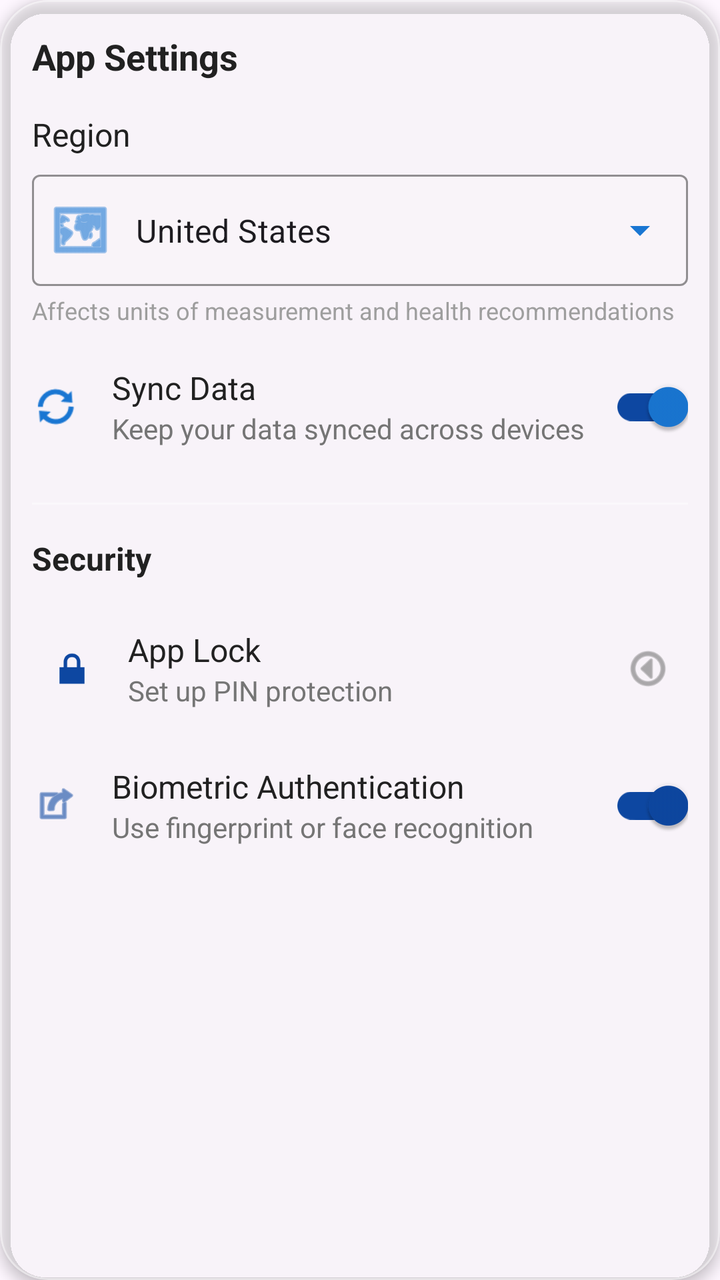
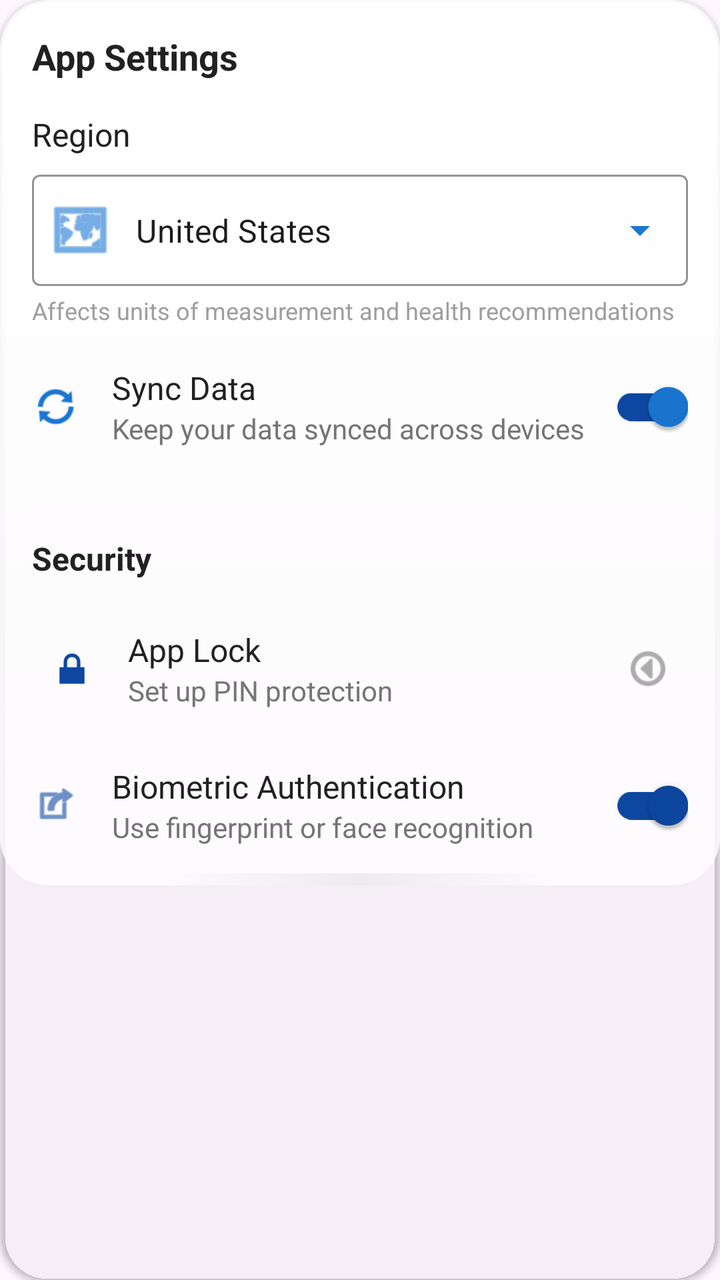

The first picture is an Android layout as it rendered before a commit; the second is the same layout after the commit. The layout source and the unified diff follow.
<!-- AndroidManifest.xml: application theme Theme.Health_Assistant -->
<!-- res/layout/card_app_settings.xml -->
<?xml version="1.0" encoding="utf-8"?>
<com.google.android.material.card.MaterialCardView xmlns:android="http://schemas.android.com/apk/res/android"
    xmlns:app="http://schemas.android.com/apk/res-auto"
    android:id="@+id/app_settings_card"
    android:layout_width="match_parent"
    android:layout_height="wrap_content"
    android:layout_margin="@dimen/content_padding_medium"
    app:cardBackgroundColor="@color/glassBg"
    app:cardCornerRadius="@dimen/corner_radius_large"
    app:cardElevation="@dimen/card_elevation_medium"
    app:strokeColor="@color/glassHighlight"
    app:strokeWidth="1dp">

    <LinearLayout
        android:layout_width="match_parent"
        android:layout_height="wrap_content"
        android:orientation="vertical"
        android:padding="@dimen/content_padding_medium">

        
        <TextView
            android:layout_width="match_parent"
            android:layout_height="wrap_content"
            android:layout_marginBottom="@dimen/content_padding_medium"
            android:text="@string/app_settings"
            android:textColor="@color/textPrimary"
            android:textSize="18sp"
            android:textStyle="bold" />

        
        <LinearLayout
            android:layout_width="match_parent"
            android:layout_height="wrap_content"
            android:layout_marginBottom="@dimen/content_padding_medium"
            android:orientation="vertical">

            <TextView
                android:layout_width="match_parent"
                android:layout_height="wrap_content"
                android:text="Region"
                android:textColor="@color/textPrimary"
                android:textSize="16sp" />

            <com.google.android.material.textfield.TextInputLayout
                android:id="@+id/region_dropdown_layout"
                style="@style/Widget.MaterialComponents.TextInputLayout.OutlinedBox.ExposedDropdownMenu"
                android:layout_width="match_parent"
                android:layout_height="wrap_content"
                android:layout_marginTop="4dp"
                app:boxBackgroundColor="#10FFFFFF"
                app:boxStrokeColor="@color/colorPrimaryGradientStart"
                app:endIconTint="@color/colorPrimaryGradientStart"
                app:startIconDrawable="@android:drawable/ic_menu_mapmode"
                app:startIconTint="@color/colorPrimaryGradientStart">

                <AutoCompleteTextView
                    android:id="@+id/region_dropdown"
                    android:layout_width="match_parent"
                    android:layout_height="wrap_content"
                    android:inputType="none"
                    android:text="United States" />
            </com.google.android.material.textfield.TextInputLayout>

            <TextView
                android:layout_width="match_parent"
                android:layout_height="wrap_content"
                android:layout_marginTop="4dp"
                android:text="Affects units of measurement and health recommendations"
                android:textColor="@color/textTertiary"
                android:textSize="12sp" />
        </LinearLayout>

        
        <LinearLayout
            android:layout_width="match_parent"
            android:layout_height="wrap_content"
            android:layout_marginBottom="@dimen/content_padding_medium"
            android:gravity="center_vertical"
            android:orientation="horizontal">

            <ImageView
                android:layout_width="24dp"
                android:layout_height="24dp"
                android:layout_marginEnd="@dimen/content_padding_medium"
                android:src="@android:drawable/ic_popup_sync"
                app:tint="@color/colorPrimaryGradientStart" />

            <LinearLayout
                android:layout_width="0dp"
                android:layout_height="wrap_content"
                android:layout_weight="1"
                android:orientation="vertical">

                <TextView
                    android:layout_width="match_parent"
                    android:layout_height="wrap_content"
                    android:text="Sync Data"
                    android:textColor="@color/textPrimary"
                    android:textSize="16sp" />

                <TextView
                    android:layout_width="match_parent"
                    android:layout_height="wrap_content"
                    android:text="Keep your data synced across devices"
                    android:textColor="@color/textSecondary"
                    android:textSize="14sp" />
            </LinearLayout>

            <com.google.android.material.switchmaterial.SwitchMaterial
                android:id="@+id/data_sync_switch"
                android:layout_width="wrap_content"
                android:layout_height="wrap_content"
                android:checked="true"
                app:thumbTint="@color/colorPrimaryGradientStart"
                app:trackTint="@color/colorPrimaryGradientEnd" />
        </LinearLayout>

        <View
            android:layout_width="match_parent"
            android:layout_height="1dp"
            android:layout_marginTop="@dimen/content_padding_small"
            android:layout_marginBottom="@dimen/content_padding_medium"
            android:background="@color/glassHighlight" />

        
        <TextView
            android:layout_width="match_parent"
            android:layout_height="wrap_content"
            android:layout_marginBottom="@dimen/content_padding_medium"
            android:text="Security"
            android:textColor="@color/textPrimary"
            android:textSize="16sp"
            android:textStyle="bold" />

        
        <LinearLayout
            android:id="@+id/app_lock_container"
            android:layout_width="match_parent"
            android:layout_height="wrap_content"
            android:layout_marginBottom="@dimen/content_padding_medium"
            android:background="?attr/selectableItemBackground"
            android:clickable="true"
            android:focusable="true"
            android:gravity="center_vertical"
            android:orientation="horizontal"
            android:padding="@dimen/content_padding_small">

            <ImageView
                android:layout_width="24dp"
                android:layout_height="24dp"
                android:layout_marginEnd="@dimen/content_padding_medium"
                android:src="@android:drawable/ic_lock_lock"
                app:tint="@color/colorPrimaryGradientEnd" />

            <LinearLayout
                android:layout_width="0dp"
                android:layout_height="wrap_content"
                android:layout_weight="1"
                android:orientation="vertical">

                <TextView
                    android:layout_width="match_parent"
                    android:layout_height="wrap_content"
                    android:text="App Lock"
                    android:textColor="@color/textPrimary"
                    android:textSize="16sp" />

                <TextView
                    android:id="@+id/app_lock_status"
                    android:layout_width="match_parent"
                    android:layout_height="wrap_content"
                    android:text="Set up PIN protection"
                    android:textColor="@color/textSecondary"
                    android:textSize="14sp" />
            </LinearLayout>

            <ImageView
                android:layout_width="24dp"
                android:layout_height="24dp"
                android:src="@android:drawable/ic_menu_more"
                android:rotation="90"
                app:tint="@color/textSecondary" />
        </LinearLayout>

        
        <LinearLayout
            android:layout_width="match_parent"
            android:layout_height="wrap_content"
            android:gravity="center_vertical"
            android:orientation="horizontal">

            <ImageView
                android:layout_width="24dp"
                android:layout_height="24dp"
                android:layout_marginEnd="@dimen/content_padding_medium"
                android:src="@android:drawable/ic_menu_set_as"
                app:tint="@color/colorPrimaryGradientEnd" />

            <LinearLayout
                android:layout_width="0dp"
                android:layout_height="wrap_content"
                android:layout_weight="1"
                android:orientation="vertical">

                <TextView
                    android:layout_width="match_parent"
                    android:layout_height="wrap_content"
                    android:text="Biometric Authentication"
                    android:textColor="@color/textPrimary"
                    android:textSize="16sp" />

                <TextView
                    android:layout_width="match_parent"
                    android:layout_height="wrap_content"
                    android:text="Use fingerprint or face recognition"
                    android:textColor="@color/textSecondary"
                    android:textSize="14sp" />
            </LinearLayout>

            <com.google.android.material.switchmaterial.SwitchMaterial
                android:id="@+id/biometric_auth_switch"
                android:layout_width="wrap_content"
                android:layout_height="wrap_content"
                android:checked="true"
                app:thumbTint="@color/colorPrimaryGradientEnd"
                app:trackTint="@color/colorPrimaryGradientEnd" />
        </LinearLayout>
    </LinearLayout>
</com.google.android.material.card.MaterialCardView>
<!-- resources referenced by this layout -->
<resources>
  <color name="colorPrimaryGradientEnd">#0D47A1</color>
  <color name="colorPrimaryGradientStart">#1976D2</color>
  <color name="glassBg">#40FFFFFF</color>
  <color name="glassHighlight">#60FFFFFF</color>
  <color name="textPrimary">#212121</color>
  <color name="textSecondary">#757575</color>
  <color name="textTertiary">#9E9E9E</color>
  <dimen name="card_elevation_medium">4dp</dimen>
  <dimen name="content_padding_medium">16dp</dimen>
  <dimen name="content_padding_small">8dp</dimen>
  <dimen name="corner_radius_large">24dp</dimen>
  <string name="app_settings">App Settings</string>
  <style name="Theme.Health_Assistant" parent="Base.Theme.Health_Assistant" />
  <style name="Base.Theme.Health_Assistant" parent="Theme.Material3.DayNight.NoActionBar">
          
          
      </style>
</resources>

<!-- the commit's change to res/layout/card_app_settings.xml (unified diff, before → after) -->
@@ -1,229 +1,231 @@
 <?xml version="1.0" encoding="utf-8"?>
-<com.google.android.material.card.MaterialCardView xmlns:android="http://schemas.android.com/apk/res/android"
+<androidx.cardview.widget.CardView xmlns:android="http://schemas.android.com/apk/res/android"
     xmlns:app="http://schemas.android.com/apk/res-auto"
     android:id="@+id/app_settings_card"
     android:layout_width="match_parent"
     android:layout_height="wrap_content"
     android:layout_margin="@dimen/content_padding_medium"
-    app:cardBackgroundColor="@color/glassBg"
+    app:cardBackgroundColor="@android:color/transparent"
     app:cardCornerRadius="@dimen/corner_radius_large"
-    app:cardElevation="@dimen/card_elevation_medium"
-    app:strokeColor="@color/glassHighlight"
-    app:strokeWidth="1dp">
-
-    <LinearLayout
+    app:cardElevation="@dimen/card_elevation_small">
+
+    <FrameLayout
         android:layout_width="match_parent"
         android:layout_height="wrap_content"
-        android:orientation="vertical"
-        android:padding="@dimen/content_padding_medium">
-
-        
-        <TextView
-            android:layout_width="match_parent"
-            android:layout_height="wrap_content"
-            android:layout_marginBottom="@dimen/content_padding_medium"
-            android:text="@string/app_settings"
-            android:textColor="@color/textPrimary"
-            android:textSize="18sp"
-            android:textStyle="bold" />
-
-        
+        android:background="@drawable/glassmorphism_card_background">
+
         <LinearLayout
             android:layout_width="match_parent"
             android:layout_height="wrap_content"
-            android:layout_marginBottom="@dimen/content_padding_medium"
-            android:orientation="vertical">
-
+            android:orientation="vertical"
+            android:padding="@dimen/content_padding_medium">
+
+            
             <TextView
                 android:layout_width="match_parent"
                 android:layout_height="wrap_content"
-                android:text="Region"
-                android:textColor="@color/textPrimary"
-                android:textSize="16sp" />
-
-            <com.google.android.material.textfield.TextInputLayout
-                android:id="@+id/region_dropdown_layout"
-                style="@style/Widget.MaterialComponents.TextInputLayout.OutlinedBox.ExposedDropdownMenu"
-                android:layout_width="match_parent"
-                android:layout_height="wrap_content"
-                android:layout_marginTop="4dp"
-                app:boxBackgroundColor="#10FFFFFF"
-                app:boxStrokeColor="@color/colorPrimaryGradientStart"
-                app:endIconTint="@color/colorPrimaryGradientStart"
-                app:startIconDrawable="@android:drawable/ic_menu_mapmode"
-                app:startIconTint="@color/colorPrimaryGradientStart">
-
-                <AutoCompleteTextView
-                    android:id="@+id/region_dropdown"
-                    android:layout_width="match_parent"
-                    android:layout_height="wrap_content"
-                    android:inputType="none"
-                    android:text="United States" />
-            </com.google.android.material.textfield.TextInputLayout>
-
-            <TextView
-                android:layout_width="match_parent"
-                android:layout_height="wrap_content"
-                android:layout_marginTop="4dp"
-                android:text="Affects units of measurement and health recommendations"
-                android:textColor="@color/textTertiary"
-                android:textSize="12sp" />
-        </LinearLayout>
-
-        
-        <LinearLayout
-            android:layout_width="match_parent"
-            android:layout_height="wrap_content"
-            android:layout_marginBottom="@dimen/content_padding_medium"
-            android:gravity="center_vertical"
-            android:orientation="horizontal">
-
-            <ImageView
-                android:layout_width="24dp"
-                android:layout_height="24dp"
-                android:layout_marginEnd="@dimen/content_padding_medium"
-                android:src="@android:drawable/ic_popup_sync"
-                app:tint="@color/colorPrimaryGradientStart" />
-
-            <LinearLayout
-                android:layout_width="0dp"
-                android:layout_height="wrap_content"
-                android:layout_weight="1"
+                android:layout_marginBottom="@dimen/content_padding_medium"
+                android:text="@string/app_settings"
+                style="@style/TextAppearance.HealthAssistant.SectionTitle" />
+
+            
+            <LinearLayout
+                android:layout_width="match_parent"
+                android:layout_height="wrap_content"
+                android:layout_marginBottom="@dimen/content_padding_medium"
                 android:orientation="vertical">
 
                 <TextView
                     android:layout_width="match_parent"
                     android:layout_height="wrap_content"
-                    android:text="Sync Data"
+                    android:text="Region"
                     android:textColor="@color/textPrimary"
                     android:textSize="16sp" />
 
+                <com.google.android.material.textfield.TextInputLayout
+                    android:id="@+id/region_dropdown_layout"
+                    style="@style/Widget.MaterialComponents.TextInputLayout.OutlinedBox.ExposedDropdownMenu"
+                    android:layout_width="match_parent"
+                    android:layout_height="wrap_content"
+                    android:layout_marginTop="4dp"
+                    app:boxBackgroundColor="#10FFFFFF"
+                    app:boxStrokeColor="@color/colorPrimaryGradientStart"
+                    app:endIconTint="@color/colorPrimaryGradientStart"
+                    app:startIconDrawable="@android:drawable/ic_menu_mapmode"
+                    app:startIconTint="@color/colorPrimaryGradientStart">
+
+                    <AutoCompleteTextView
+                        android:id="@+id/region_dropdown"
+                        android:layout_width="match_parent"
+                        android:layout_height="wrap_content"
+                        android:inputType="none"
+                        android:text="United States" />
+                </com.google.android.material.textfield.TextInputLayout>
+
                 <TextView
                     android:layout_width="match_parent"
                     android:layout_height="wrap_content"
-                    android:text="Keep your data synced across devices"
-                    android:textColor="@color/textSecondary"
-                    android:textSize="14sp" />
-            </LinearLayout>
-
-            <com.google.android.material.switchmaterial.SwitchMaterial
-                android:id="@+id/data_sync_switch"
-                android:layout_width="wrap_content"
-                android:layout_height="wrap_content"
-                android:checked="true"
-                app:thumbTint="@color/colorPrimaryGradientStart"
-                app:trackTint="@color/colorPrimaryGradientEnd" />
+                    android:layout_marginTop="4dp"
+                    android:text="Affects units of measurement and health recommendations"
+                    android:textColor="@color/textTertiary"
+                    android:textSize="12sp" />
+            </LinearLayout>
+
+            
+            <LinearLayout
+                android:layout_width="match_parent"
+                android:layout_height="wrap_content"
+                android:layout_marginBottom="@dimen/content_padding_medium"
+                android:gravity="center_vertical"
+                android:orientation="horizontal">
+
+                <ImageView
+                    android:layout_width="24dp"
+                    android:layout_height="24dp"
+                    android:layout_marginEnd="@dimen/content_padding_medium"
+                    android:src="@android:drawable/ic_popup_sync"
+                    app:tint="@color/colorPrimaryGradientStart" />
+
+                <LinearLayout
+                    android:layout_width="0dp"
+                    android:layout_height="wrap_content"
+                    android:layout_weight="1"
+                    android:orientation="vertical">
+
+                    <TextView
+                        android:layout_width="match_parent"
+                        android:layout_height="wrap_content"
+                        android:text="Sync Data"
+                        android:textColor="@color/textPrimary"
+                        android:textSize="16sp" />
+
+                    <TextView
+                        android:layout_width="match_parent"
+                        android:layout_height="wrap_content"
+                        android:text="Keep your data synced across devices"
+                        android:textColor="@color/textSecondary"
+                        android:textSize="14sp" />
+                </LinearLayout>
+
+                <com.google.android.material.switchmaterial.SwitchMaterial
+                    android:id="@+id/data_sync_switch"
+                    android:layout_width="wrap_content"
+                    android:layout_height="wrap_content"
+                    android:checked="true"
+                    app:thumbTint="@color/colorPrimaryGradientStart"
+                    app:trackTint="@color/colorPrimaryGradientEnd" />
+            </LinearLayout>
+
+            <View
+                android:layout_width="match_parent"
+                android:layout_height="1dp"
+                android:layout_marginTop="@dimen/content_padding_small"
+                android:layout_marginBottom="@dimen/content_padding_medium"
+                android:background="@color/glassHighlight" />
+
+            
+            <TextView
+                android:layout_width="match_parent"
+                android:layout_height="wrap_content"
+                android:layout_marginBottom="@dimen/content_padding_medium"
+                android:text="Security"
+                android:textColor="@color/textPrimary"
+                android:textSize="16sp"
+                android:textStyle="bold" />
+
+            
+            <LinearLayout
+                android:id="@+id/app_lock_container"
+                android:layout_width="match_parent"
+                android:layout_height="wrap_content"
+                android:layout_marginBottom="@dimen/content_padding_medium"
+                android:background="?attr/selectableItemBackground"
+                android:clickable="true"
+                android:focusable="true"
+                android:gravity="center_vertical"
+                android:orientation="horizontal"
+                android:padding="@dimen/content_padding_small">
+
+                <ImageView
+                    android:layout_width="24dp"
+                    android:layout_height="24dp"
+                    android:layout_marginEnd="@dimen/content_padding_medium"
+                    android:src="@android:drawable/ic_lock_lock"
+                    app:tint="@color/colorPrimaryGradientEnd" />
+
+                <LinearLayout
+                    android:layout_width="0dp"
+                    android:layout_height="wrap_content"
+                    android:layout_weight="1"
+                    android:orientation="vertical">
+
+                    <TextView
+                        android:layout_width="match_parent"
+                        android:layout_height="wrap_content"
+                        android:text="App Lock"
+                        android:textColor="@color/textPrimary"
+                        android:textSize="16sp" />
+
+                    <TextView
+                        android:id="@+id/app_lock_status"
+                        android:layout_width="match_parent"
+                        android:layout_height="wrap_content"
+                        android:text="Set up PIN protection"
+                        android:textColor="@color/textSecondary"
+                        android:textSize="14sp" />
+                </LinearLayout>
+
+                <ImageView
+                    android:layout_width="24dp"
+                    android:layout_height="24dp"
+                    android:src="@android:drawable/ic_menu_more"
+                    android:rotation="90"
+                    app:tint="@color/textSecondary" />
+            </LinearLayout>
+
+            
+            <LinearLayout
+                android:layout_width="match_parent"
+                android:layout_height="wrap_content"
+                android:gravity="center_vertical"
+                android:orientation="horizontal">
+
+                <ImageView
+                    android:layout_width="24dp"
+                    android:layout_height="24dp"
+                    android:layout_marginEnd="@dimen/content_padding_medium"
+                    android:src="@android:drawable/ic_menu_set_as"
+                    app:tint="@color/colorPrimaryGradientEnd" />
+
+                <LinearLayout
+                    android:layout_width="0dp"
+                    android:layout_height="wrap_content"
+                    android:layout_weight="1"
+                    android:orientation="vertical">
+
+                    <TextView
+                        android:layout_width="match_parent"
+                        android:layout_height="wrap_content"
+                        android:text="Biometric Authentication"
+                        android:textColor="@color/textPrimary"
+                        android:textSize="16sp" />
+
+                    <TextView
+                        android:layout_width="match_parent"
+                        android:layout_height="wrap_content"
+                        android:text="Use fingerprint or face recognition"
+                        android:textColor="@color/textSecondary"
+                        android:textSize="14sp" />
+                </LinearLayout>
+
+                <com.google.android.material.switchmaterial.SwitchMaterial
+                    android:id="@+id/biometric_auth_switch"
+                    android:layout_width="wrap_content"
+                    android:layout_height="wrap_content"
+                    android:checked="true"
+                    app:thumbTint="@color/colorPrimaryGradientEnd"
+                    app:trackTint="@color/colorPrimaryGradientEnd" />
+            </LinearLayout>
         </LinearLayout>
-
-        <View
-            android:layout_width="match_parent"
-            android:layout_height="1dp"
-            android:layout_marginTop="@dimen/content_padding_small"
-            android:layout_marginBottom="@dimen/content_padding_medium"
-            android:background="@color/glassHighlight" />
-
-        
-        <TextView
-            android:layout_width="match_parent"
-            android:layout_height="wrap_content"
-            android:layout_marginBottom="@dimen/content_padding_medium"
-            android:text="Security"
-            android:textColor="@color/textPrimary"
-            android:textSize="16sp"
-            android:textStyle="bold" />
-
-        
-        <LinearLayout
-            android:id="@+id/app_lock_container"
-            android:layout_width="match_parent"
-            android:layout_height="wrap_content"
-            android:layout_marginBottom="@dimen/content_padding_medium"
-            android:background="?attr/selectableItemBackground"
-            android:clickable="true"
-            android:focusable="true"
-            android:gravity="center_vertical"
-            android:orientation="horizontal"
-            android:padding="@dimen/content_padding_small">
-
-            <ImageView
-                android:layout_width="24dp"
-                android:layout_height="24dp"
-                android:layout_marginEnd="@dimen/content_padding_medium"
-                android:src="@android:drawable/ic_lock_lock"
-                app:tint="@color/colorPrimaryGradientEnd" />
-
-            <LinearLayout
-                android:layout_width="0dp"
-                android:layout_height="wrap_content"
-                android:layout_weight="1"
-                android:orientation="vertical">
-
-                <TextView
-                    android:layout_width="match_parent"
-                    android:layout_height="wrap_content"
-                    android:text="App Lock"
-                    android:textColor="@color/textPrimary"
-                    android:textSize="16sp" />
-
-                <TextView
-                    android:id="@+id/app_lock_status"
-                    android:layout_width="match_parent"
-                    android:layout_height="wrap_content"
-                    android:text="Set up PIN protection"
-                    android:textColor="@color/textSecondary"
-                    android:textSize="14sp" />
-            </LinearLayout>
-
-            <ImageView
-                android:layout_width="24dp"
-                android:layout_height="24dp"
-                android:src="@android:drawable/ic_menu_more"
-                android:rotation="90"
-                app:tint="@color/textSecondary" />
-        </LinearLayout>
-
-        
-        <LinearLayout
-            android:layout_width="match_parent"
-            android:layout_height="wrap_content"
-            android:gravity="center_vertical"
-            android:orientation="horizontal">
-
-            <ImageView
-                android:layout_width="24dp"
-                android:layout_height="24dp"
-                android:layout_marginEnd="@dimen/content_padding_medium"
-                android:src="@android:drawable/ic_menu_set_as"
-                app:tint="@color/colorPrimaryGradientEnd" />
-
-            <LinearLayout
-                android:layout_width="0dp"
-                android:layout_height="wrap_content"
-                android:layout_weight="1"
-                android:orientation="vertical">
-
-                <TextView
-                    android:layout_width="match_parent"
-                    android:layout_height="wrap_content"
-                    android:text="Biometric Authentication"
-                    android:textColor="@color/textPrimary"
-                    android:textSize="16sp" />
-
-                <TextView
-                    android:layout_width="match_parent"
-                    android:layout_height="wrap_content"
-                    android:text="Use fingerprint or face recognition"
-                    android:textColor="@color/textSecondary"
-                    android:textSize="14sp" />
-            </LinearLayout>
-
-            <com.google.android.material.switchmaterial.SwitchMaterial
-                android:id="@+id/biometric_auth_switch"
-                android:layout_width="wrap_content"
-                android:layout_height="wrap_content"
-                android:checked="true"
-                app:thumbTint="@color/colorPrimaryGradientEnd"
-                app:trackTint="@color/colorPrimaryGradientEnd" />
-        </LinearLayout>
-    </LinearLayout>
-</com.google.android.material.card.MaterialCardView>
+    </FrameLayout>
+</androidx.cardview.widget.CardView>
<!-- resource entries referenced after the edit -->
@@ -2,16 +2,60 @@
 <resources>
   <color name="colorPrimaryGradientEnd">#0D47A1</color>
   <color name="colorPrimaryGradientStart">#1976D2</color>
-  <color name="glassBg">#40FFFFFF</color>
   <color name="glassHighlight">#60FFFFFF</color>
   <color name="textPrimary">#212121</color>
   <color name="textSecondary">#757575</color>
   <color name="textTertiary">#9E9E9E</color>
-  <dimen name="card_elevation_medium">4dp</dimen>
+  <dimen name="card_elevation_small">2dp</dimen>
   <dimen name="content_padding_medium">16dp</dimen>
   <dimen name="content_padding_small">8dp</dimen>
   <dimen name="corner_radius_large">24dp</dimen>
+  <!-- drawable glassmorphism_card_background (drawable) -->
+  <?xml version="1.0" encoding="utf-8"?>
+  <layer-list xmlns:android="http://schemas.android.com/apk/res/android">
+      
+      <item>
+          <shape android:shape="rectangle">
+              <corners android:radius="24dp" />
+              <solid android:color="#CCFFFFFF" /> 
+          </shape>
+      </item>
+  
+      
+      <item android:top="1dp" android:bottom="24dp" android:left="1dp" android:right="1dp">
+          <shape android:shape="rectangle">
+              <corners android:topLeftRadius="24dp" android:topRightRadius="24dp" />
+              <gradient
+                  android:angle="270"
+                  android:startColor="#FFFFFF"
+                  android:endColor="#00FFFFFF"
+                  android:type="linear" />
+          </shape>
+      </item>
+  
+      
+      <item android:gravity="bottom|center_horizontal"
+            android:height="6dp"
+            android:width="200dp"
+            android:top="10dp">
+          <shape android:shape="rectangle">
+              <corners android:radius="100dp" />
+              <gradient
+                  android:startColor="#00000000"
+                  android:centerColor="#10000000"
+                  android:endColor="#00000000"
+                  android:type="linear"
+                  android:angle="0" />
+          </shape>
+      </item>
+  </layer-list>
   <string name="app_settings">App Settings</string>
+  <style name="TextAppearance.HealthAssistant.SectionTitle" parent="TextAppearance.Material3.TitleLarge">
+          <item name="android:textColor">@color/textPrimary</item>
+          <item name="android:textSize">18sp</item>
+          <item name="android:fontFamily">sans-serif-medium</item>
+          <item name="android:textStyle">bold</item>
+      </style>
   <style name="Theme.Health_Assistant" parent="Base.Theme.Health_Assistant" />
   <style name="Base.Theme.Health_Assistant" parent="Theme.Material3.DayNight.NoActionBar">
           
